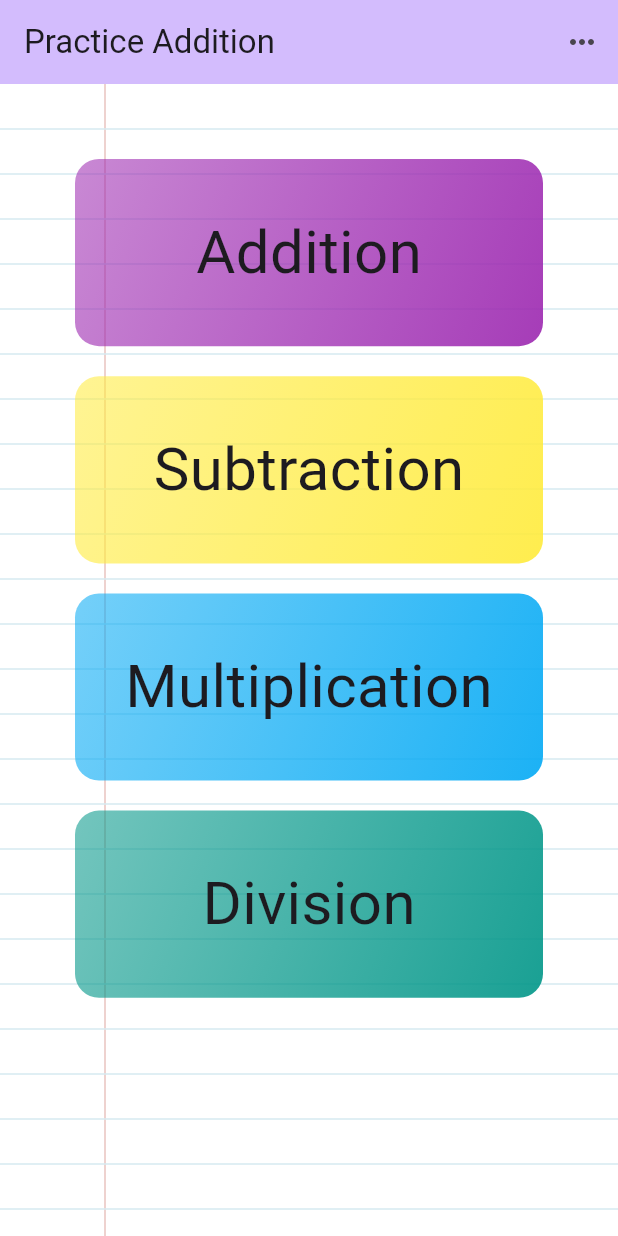
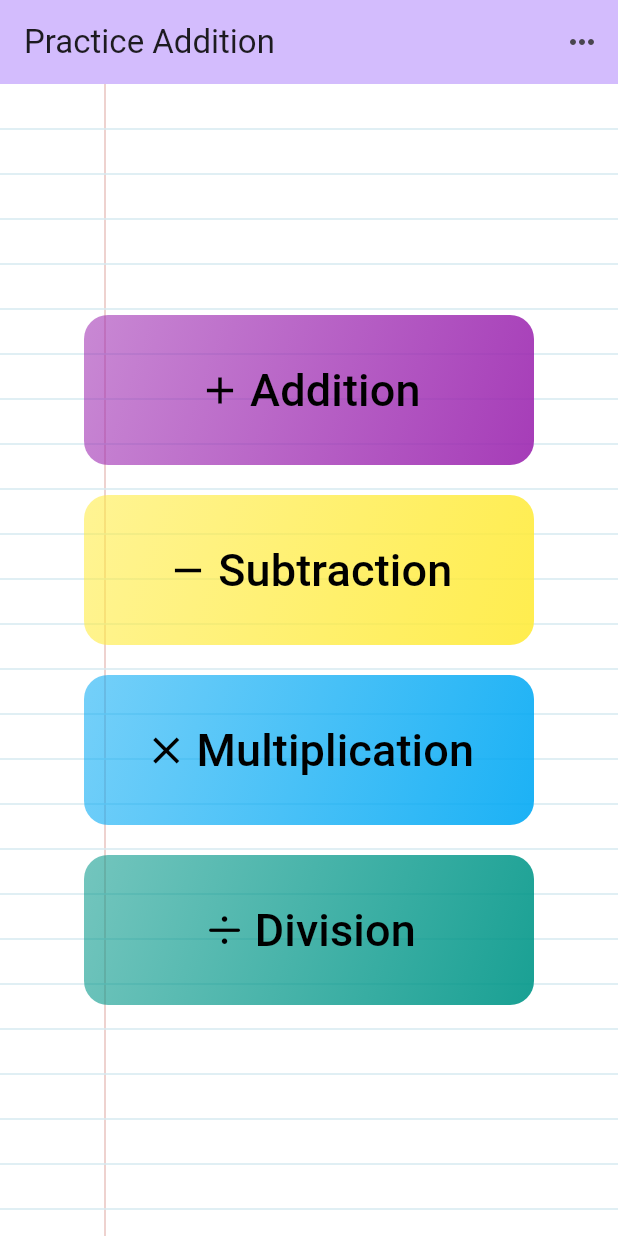
Before and after one commit to KulikovDO/OneTutor.Arithmetic, a Flutter app: the screen it shows after launch, on a phone screen of 412 x 824 dp. Run offline on Flutter 3.47's test engine with Material 3 defaults, Android fonts, the phone set to English and light mode, and no system bars; our stand-ins replace confetti, flutter_tts, google_fonts, shared_preferences; missing offline and left inert: flutter_soloud.

Commit message:
gradient button

```diff
--- a/lib/data/categories.dart
+++ b/lib/data/categories.dart
@@ -1,4 +1,5 @@
 import 'package:first_app/model/category.dart';
+import 'package:flutter/cupertino.dart';
 import 'package:flutter/material.dart';
 
 const categories = [
@@ -6,20 +7,24 @@ const categories = [
     id: 'c1',
     title: 'Addition',
     color: Colors.purple,
+    icon: Icons.add,
   ),
   Category(
     id: 'c1',
     title: 'Subtraction',
     color: Colors.yellow,
+    icon: Icons.remove,
   ),
   Category(
     id: 'c2',
     title: 'Multiplication',
     color: Colors.lightBlue,
+    icon: Icons.clear,
   ),
   Category(
     id: 'c3',
     title: 'Division',
     color: Colors.teal,
+    icon: CupertinoIcons.divide,
   ),
 ];
--- a/lib/model/category.dart
+++ b/lib/model/category.dart
@@ -4,10 +4,12 @@ class Category {
   const Category({
     required this.id,
     required this.title,
-    this.color = Colors.orange,
+    required this.color,
+    required this.icon,
   });
 
   final String id;
   final String title;
   final Color color;
+  final IconData icon;
 }
--- a/lib/start_screen.dart
+++ b/lib/start_screen.dart
@@ -17,11 +17,11 @@ class StartScreen extends StatelessWidget {
   }
 
   void _handleStartOnPressed(BuildContext context){
-    Navigator.of(context).push(
-      MaterialPageRoute(
-        builder: (ctx) => MainScreen(),
-      ),
-    );
+    // Navigator.of(context).push(
+    //   MaterialPageRoute(
+    //     builder: (ctx) => MainScreen(),
+    //   ),
+    // );
   }
 
   void _handleConfigOnPressed(BuildContext context){
@@ -51,31 +51,61 @@ class StartScreen extends StatelessWidget {
         body: Stack(
           children: [
             const Background(),
-            GridView(
-              padding: const EdgeInsets.all(50),
-              gridDelegate: const SliverGridDelegateWithFixedCrossAxisCount(
-                crossAxisCount: 1,
-                childAspectRatio: 5 / 2,
-                crossAxisSpacing: 20,
-                mainAxisSpacing: 20,
-              ),
+            Center(
+              child: Column(
+                mainAxisAlignment: MainAxisAlignment.center,
                 children: [
-                // availableCategories.map((category) => CategoryGridItem(category: category)).toList()
                   for (final category in categories)
                       Tile(
+                        width: 300.0,
+                        height: 100.0,
                         category: category,
-                    onSelect: () {
+                        onPressed: () {
                           _selectCategory(context, category);
                         },
                       )
                 ],
-            )
-            // Center(
+              ),
+            ),
+          ],
+        ),
+
+        // body: Stack(
+        //   children: [
+        //     const Background(),
+        //     GridView(
+        //       padding: const EdgeInsets.all(50),
+        //       gridDelegate: const SliverGridDelegateWithFixedCrossAxisCount(
+        //         crossAxisCount: 1,
+        //         childAspectRatio: 5 / 2,
+        //         crossAxisSpacing: 20,
+        //         mainAxisSpacing: 20,
+        //       ),
+        //       children: [
+        //         for (final category in categories)
+        //           Tile(
+        //             category: category,
+        //             onSelect: () {
+        //               _selectCategory(context, category);
+        //             },
+        //           )
+        //       ],
+        //     ),
+        //   ],
+        // ),
+            // body: Center(
             //   child: SizedBox(
-            //     width: 200.0,
-            //     height: 50.0,
+            //     width: 300.0,
+            //     height: 100.0,
             //     child:
             //       ElevatedButton(
+            //         style: ElevatedButton.styleFrom(
+            //           shape: RoundedRectangleBorder(
+            //             borderRadius: BorderRadius.circular(5),
+            //           ),
+            //           // backgroundColor: null,
+
+            //         ),
             //         onPressed: () {
             //           _handleStartOnPressed(context);
             //         },
@@ -98,9 +128,21 @@ class StartScreen extends StatelessWidget {
             //       ),
             //   )
             // ),
-          ],
-        ),
+          //body:
 
+          //  Stack(
+          // children: [
+          //   const Background(),
+          // Tile(
+          //   category: categories[0],
+          //   width: 300.0,
+          //   height: 100.0,
+          //   onPressed: () {
+          //     _handleStartOnPressed(context);
+          //   },
+          // ),
+          // ]
+          //  )
     );
   }
 }
--- a/lib/tile.dart
+++ b/lib/tile.dart
@@ -1,25 +1,82 @@
 import 'package:first_app/model/category.dart';
 import 'package:flutter/material.dart';
 
+// class Tile extends StatelessWidget {
+//   const Tile({
+//     super.key,
+//     required this.category,
+//     required this.onSelect,
+//   });
+
+//   final Category category;
+//   final void Function() onSelect;
+
+//   @override
+//   Widget build(BuildContext context) {
+
+//     return Ink(
+//       child: Padding(
+//         padding: const EdgeInsets.fromLTRB(30.0, 8.0, 30.0, 8.0),
+//         child: InkWell(
+//           onTap: onSelect,
+//           splashColor: Theme.of(context).primaryColor,
+//           borderRadius: BorderRadius.circular(16),
+//           child: Container(
+//             padding: const EdgeInsets.all(16),
+//             decoration: BoxDecoration(
+//                 borderRadius: BorderRadius.circular(16),
+//                 gradient: LinearGradient(
+//                   colors: [
+//                     category.color.withOpacity(0.55),
+//                     category.color.withOpacity(0.9),
+//                   ],
+//                   begin: Alignment.topLeft,
+//                   end: Alignment.bottomRight,
+//                 )),
+//             child: Center(
+//               child: Row(
+//                 mainAxisAlignment: MainAxisAlignment.center,
+//                 children: [
+//                   Icon(
+//                   category.icon,
+//                   ),
+//                   const SizedBox(
+//                     width: 5.0,
+//                   ),
+//                   Text(
+//                     category.title,
+//                     style: const TextStyle(fontSize: 40),
+//                   ),
+
+//                 ],
+//               )
+//             ),
+//           ),
+//         ),
+//       ),
+//     );
+//   }
+// }
+
 class Tile extends StatelessWidget {
-  const Tile({
-    super.key,
+  final Category category;
+  final double width;
+  final double height;
+  final Function onPressed;
+
+  Tile({
     required this.category,
-    required this.onSelect,
+    required this.width,
+    required this.height,
+    required this.onPressed,
   });
-
-  final Category category;
-  final void Function() onSelect;
 
   @override
   Widget build(BuildContext context) {
+    return Padding(
+      padding: const EdgeInsets.all(10.0),
+      child: Container(
 
-    return InkWell(
-      onTap: onSelect,
-      splashColor: Theme.of(context).primaryColor,
-      borderRadius: BorderRadius.circular(16),
-      child: Container(
-        padding: const EdgeInsets.all(16),
         decoration: BoxDecoration(
                 borderRadius: BorderRadius.circular(16),
                 gradient: LinearGradient(
@@ -30,16 +87,81 @@ class Tile extends StatelessWidget {
                   begin: Alignment.topLeft,
                   end: Alignment.bottomRight,
                 )),
-        child: Center(
-          child: Text(
+
+
+        // decoration: BoxDecoration(
+        //   boxShadow: [
+        //     BoxShadow(
+        //         color: Colors.black26, offset: Offset(0, 4), blurRadius: 5.0)
+        //   ],
+        //   gradient: LinearGradient(
+        //     begin: Alignment.topLeft,
+        //     end: Alignment.bottomRight,
+        //     stops: [0.0, 1.0],
+        //     colors: [
+        //       Colors.deepPurple.shade400,
+        //       Colors.deepPurple.shade200,
+        //     ],
+        //   ),
+        //   color: Colors.deepPurple.shade300,
+        //   borderRadius: BorderRadius.circular(20),
+        // ),
+        child: ElevatedButton(
+          style: ButtonStyle(
+              shape: MaterialStateProperty.all<RoundedRectangleBorder>(
+                RoundedRectangleBorder(
+                  borderRadius: BorderRadius.circular(20.0),
+                ),
+              ),
+              fixedSize: MaterialStateProperty.all(Size(width, height)),
+              backgroundColor:
+                  MaterialStateProperty.all(Colors.transparent),
+              // elevation: MaterialStateProperty.all(3),
+              shadowColor:
+                  MaterialStateProperty.all(Colors.transparent),
+                  ),
+          onPressed: () {
+            onPressed();
+          },
+          // child: Padding(
+          //   padding: const EdgeInsets.only(
+          //     top: 10,
+          //     bottom: 10,
+          //   ),
+          //   child: Text(
+          //     category.title,
+          //     style: TextStyle(
+          //       fontSize: 18,
+          //       // fontWeight: FontWeight.w700,
+          //       color: Colors.white,
+          //     ),
+          //   ),
+          // ),
+          child: Container(
+            // padding: const EdgeInsets.all(16),
+            // child: Center(
+                child: Row(
+                  mainAxisAlignment: MainAxisAlignment.center,
+                  children: [
+                    Icon(
+                      category.icon,
+                      color: Colors.black,
+                      size: 30,
+                    ),
+                    const SizedBox(
+                      width: 5.0,
+                    ),
+                    Text(
                       category.title,
-            style: const TextStyle(fontSize: 40),
+                      style: const TextStyle(fontSize: 30, color: Colors.black),
                     ),
+
+                  ],
+                )
+              ),
+          //),
         ),
       ),
     );
-
-
   }
-
 }
```
Lines whose indentation alone changed are shown as unchanged.
